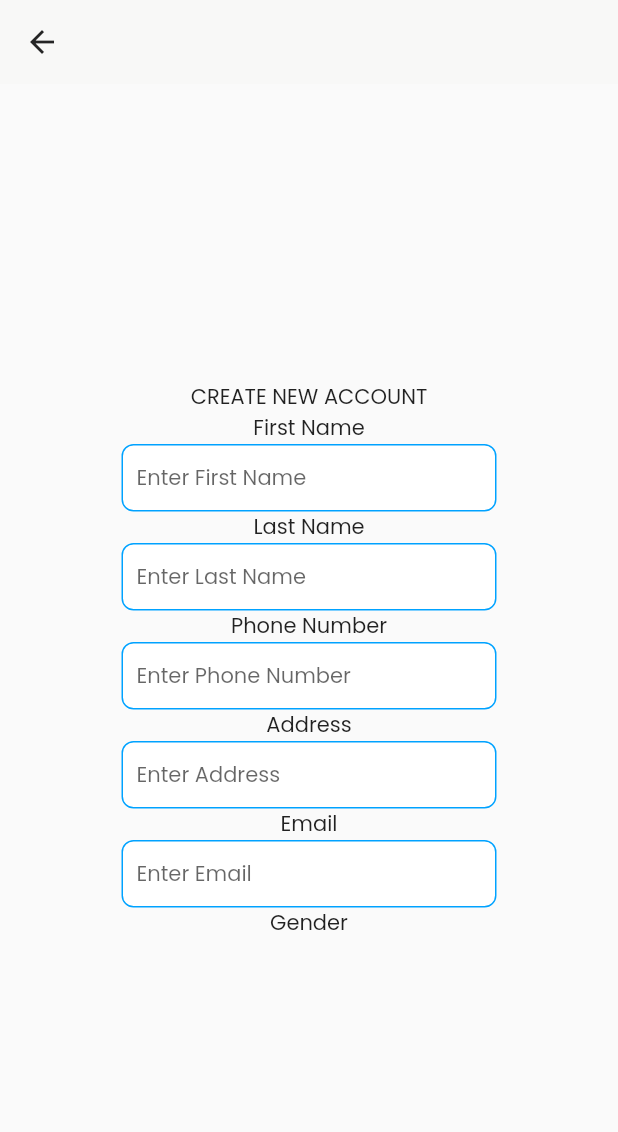
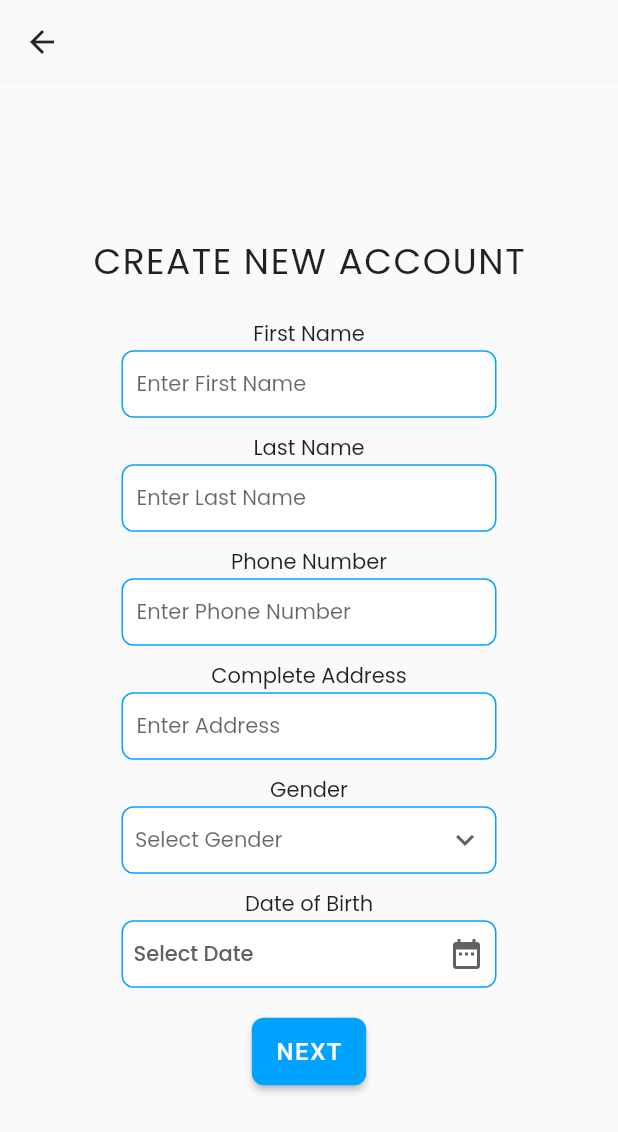
Before and after one commit to JonathanMoralde/manoy_app, a Flutter app: the screen it shows after launch, after a tap on "SIGN UP", on a phone screen of 412 x 824 dp. Shown: the top 1132 px of the screen. Run offline on Flutter 3.47's test engine with Material 2 defaults, Android fonts, the phone set to English and light mode, and no system bars; our stand-ins replace flutter_riverpod, google_fonts.

Commit message:
signup page

```diff
--- a/lib/pages/forgotPasswordForm.dart
+++ b/lib/pages/forgotPasswordForm.dart
@@ -19,6 +19,13 @@ class ForgotPassPage extends StatelessWidget {
           child: Column(
             mainAxisAlignment: MainAxisAlignment.center,
             children: [
+              Text(
+                "RESET PASSWORD",
+                style: TextStyle(letterSpacing: 1, fontSize: 24),
+              ),
+              const SizedBox(
+                height: 30,
+              ),
               StyledTextField(
                   controller: emailController,
                   hintText: "Enter a valid Email",
--- a/lib/pages/loginScreen.dart
+++ b/lib/pages/loginScreen.dart
@@ -33,7 +33,10 @@ class LoginScreen extends StatelessWidget {
               ),
               Text(
                 "Welcome to Manoy!".toUpperCase(),
-                style: TextStyle(fontSize: 24, fontWeight: FontWeight.w700),
+                style: TextStyle(
+                    fontSize: 24,
+                    fontWeight: FontWeight.w700,
+                    letterSpacing: 1),
               ),
               const SizedBox(
                 height: 20,
--- a/lib/pages/signup.dart
+++ b/lib/pages/signup.dart
@@ -1,18 +1,71 @@
 import 'package:flutter/material.dart';
+import 'package:manoy_app/provider/signup/isNext_provider.dart';
+import 'package:manoy_app/widgets/signup_details.dart';
+import 'package:manoy_app/widgets/signup_next.dart';
+import 'package:manoy_app/widgets/styledButton.dart';
+import 'package:manoy_app/widgets/styledDatapicker.dart';
+import 'package:manoy_app/widgets/styledDropdown.dart';
 import 'package:manoy_app/widgets/styledTextfield.dart';
 
-class SignupPage extends StatelessWidget {
+// PROVIDER
+import "package:flutter_riverpod/flutter_riverpod.dart";
+
+import '../provider/signup/signup_provider.dart';
+
+class SignupPage extends ConsumerWidget {
   SignupPage({super.key});
 
-  final firstNameController = TextEditingController();
-  final lastNameController = TextEditingController();
-  final phoneNumController = TextEditingController();
-  final addressController = TextEditingController();
-  final emailController = TextEditingController();
+//   @override
+//   State<SignupPage> createState() => _SignupPageState();
+// }
+
+// class _SignupPageState extends State<SignupPage> {
+
+  // final emailController = TextEditingController();
+
+  // final passwordController = TextEditingController();
+
+  // final phoneNumController = TextEditingController();
+
+  // final addressController = TextEditingController();
+
+  // String? gender;
+
+  // DateTime? selectedDate;
 
   @override
-  Widget build(BuildContext context) {
-    return Scaffold(
+  Widget build(BuildContext context, WidgetRef ref) {
+    // ref.read(isNextProvider.notifier).state = false;
+    final isNext = ref.watch(isNextProvider);
+
+    final firstNameValue =
+        ref.watch(firstNameControllerProvider('first_name')).text;
+    final lastNameValue =
+        ref.watch(lastNameControllerProvider('last_name')).text;
+    final phoneNumValue =
+        ref.watch(phoneNumControllerProvider('phoneNum')).text;
+    final addressValue = ref.watch(addressControllerProvider('address')).text;
+
+    final emailValue = ref.watch(emailControllerProvider('email')).text;
+    final passwordValue =
+        ref.watch(passwordControllerProvider('password')).text;
+    final gender = ref.watch(genderProvider);
+
+    final selectedDate = ref.watch(selectedDateProvider);
+
+    return WillPopScope(
+      onWillPop: () async {
+        ref.read(firstNameControllerProvider('first_name')).clear();
+        ref.read(lastNameControllerProvider('last_name')).clear();
+        ref.read(phoneNumControllerProvider('phoneNum')).clear();
+        ref.read(addressControllerProvider('address')).clear();
+        ref.read(genderProvider.notifier).state = null;
+        ref.read(selectedDateProvider.notifier).state = null;
+        ref.read(isNextProvider.notifier).state = false;
+
+        return true;
+      },
+      child: Scaffold(
         appBar: AppBar(),
         body: SafeArea(
           child: SizedBox(
@@ -21,34 +74,49 @@ class SignupPage extends StatelessWidget {
             child: Column(
               mainAxisAlignment: MainAxisAlignment.center,
               children: [
-              Text("CREATE NEW ACCOUNT"),
-              Text("First Name"),
-              StyledTextField(
-                  controller: firstNameController,
-                  hintText: "Enter First Name",
-                  obscureText: false),
-              Text("Last Name"),
-              StyledTextField(
-                  controller: lastNameController,
-                  hintText: "Enter Last Name",
-                  obscureText: false),
-              Text("Phone Number"),
-              StyledTextField(
-                  controller: phoneNumController,
-                  hintText: "Enter Phone Number",
-                  obscureText: false),
-              Text("Address"),
-              StyledTextField(
-                  controller: addressController,
-                  hintText: "Enter Address",
-                  obscureText: false),
-              Text("Email"),
-              StyledTextField(
-                  controller: emailController,
-                  hintText: "Enter Email",
-                  obscureText: false),
-              Text("Gender")
+                Text(
+                  "CREATE NEW ACCOUNT",
+                  style: TextStyle(fontSize: 24, letterSpacing: 1),
+                ),
+                const SizedBox(
+                  height: 20,
+                ),
+                AnimatedSwitcher(
+                  duration: const Duration(milliseconds: 300),
+                  child: isNext ? SignupNext() : SignupDetails(),
+                ),
+                const SizedBox(
+                  height: 20,
+                ),
+                Row(
+                  mainAxisAlignment: MainAxisAlignment.center,
+                  children: [
+                    isNext
+                        ? StyledButton(
+                            btnText: "BACK",
+                            onClick: () {
+                              ref.read(isNextProvider.notifier).state = false;
+                            })
+                        : SizedBox(),
+                    isNext
+                        ? SizedBox(
+                            width: 10,
+                          )
+                        : SizedBox(),
+                    StyledButton(
+                      btnText: isNext ? "SUBMIT" : "NEXT",
+                      onClick: () {
+                        if (isNext == false) {
+                          ref.read(isNextProvider.notifier).state = true;
+                        } else {
+                          //TODO SIGN UP SUBMIT HERE
+                        }
+                      },
+                    ),
                   ],
+                )
+              ],
+            ),
           ),
         ),
       ),
--- /dev/null
+++ b/lib/provider/signup/isNext_provider.dart
@@ -0,0 +1,3 @@
+import 'package:flutter_riverpod/flutter_riverpod.dart';
+
+final isNextProvider = StateProvider<bool>((ref) => false);
--- /dev/null
+++ b/lib/provider/signup/signup_provider.dart
@@ -0,0 +1,27 @@
+import "package:flutter_riverpod/flutter_riverpod.dart";
+import 'package:flutter/material.dart';
+
+final firstNameControllerProvider =
+    ProviderFamily<TextEditingController, String>(
+        (ref, _) => TextEditingController());
+
+final lastNameControllerProvider =
+    ProviderFamily<TextEditingController, String>(
+        (ref, _) => TextEditingController());
+
+final emailControllerProvider = ProviderFamily<TextEditingController, String>(
+    (ref, _) => TextEditingController());
+
+final passwordControllerProvider =
+    ProviderFamily<TextEditingController, String>(
+        (ref, _) => TextEditingController());
+
+final phoneNumControllerProvider =
+    ProviderFamily<TextEditingController, String>(
+        (ref, _) => TextEditingController());
+
+final addressControllerProvider = ProviderFamily<TextEditingController, String>(
+    (ref, _) => TextEditingController());
+
+final genderProvider = StateProvider<String?>((ref) => null);
+final selectedDateProvider = StateProvider<DateTime?>((ref) => null);
--- /dev/null
+++ b/lib/widgets/signup_details.dart
@@ -0,0 +1,81 @@
+import 'package:flutter/material.dart';
+import 'package:flutter_riverpod/flutter_riverpod.dart';
+import 'package:manoy_app/widgets/styledDatapicker.dart';
+import 'package:manoy_app/widgets/styledDropdown.dart';
+import 'package:manoy_app/widgets/styledTextfield.dart';
+
+import '../provider/signup/signup_provider.dart';
+
+class SignupDetails extends ConsumerWidget {
+  const SignupDetails({super.key});
+
+  @override
+  Widget build(BuildContext context, WidgetRef ref) {
+    final firstNameController =
+        ref.watch(firstNameControllerProvider('first_name'));
+    final lastNameController =
+        ref.watch(lastNameControllerProvider('last_name'));
+    final phoneNumController =
+        ref.watch(phoneNumControllerProvider('phoneNum'));
+    final addressController = ref.watch(addressControllerProvider('address'));
+
+    final gender = ref.watch(genderProvider);
+
+    void onDateSelected(DateTime? date) {
+      ref.read(selectedDateProvider.notifier).state = date;
+    }
+
+    return Column(
+      children: [
+        Text("First Name"),
+        StyledTextField(
+            controller: firstNameController,
+            hintText: "Enter First Name",
+            obscureText: false),
+        const SizedBox(
+          height: 10,
+        ),
+        Text("Last Name"),
+        StyledTextField(
+            controller: lastNameController,
+            hintText: "Enter Last Name",
+            obscureText: false),
+        const SizedBox(
+          height: 10,
+        ),
+        Text("Phone Number"),
+        StyledTextField(
+            controller: phoneNumController,
+            hintText: "Enter Phone Number",
+            obscureText: false),
+        const SizedBox(
+          height: 10,
+        ),
+        Text("Complete Address"),
+        StyledTextField(
+            controller: addressController,
+            hintText: "Enter Address",
+            obscureText: false),
+        const SizedBox(
+          height: 10,
+        ),
+        Text("Gender"),
+        StyledDropdown(
+            value: gender,
+            onChange: (String? newValue) {
+              ref.read(genderProvider.notifier).state = newValue;
+            },
+            hintText: "Select Gender",
+            items: ["Male", "Female"]),
+        const SizedBox(
+          height: 10,
+        ),
+        Text('Date of Birth'),
+        SizedBox(
+          width: 250,
+          child: StyledDatepicker(onDateSelected: onDateSelected),
+        ),
+      ],
+    );
+  }
+}
--- /dev/null
+++ b/lib/widgets/signup_next.dart
@@ -0,0 +1,33 @@
+import 'package:flutter/material.dart';
+import 'package:flutter_riverpod/flutter_riverpod.dart';
+import 'package:manoy_app/widgets/styledTextfield.dart';
+
+import '../provider/signup/signup_provider.dart';
+
+class SignupNext extends ConsumerWidget {
+  const SignupNext({super.key});
+
+  @override
+  Widget build(BuildContext context, WidgetRef ref) {
+    final emailController = ref.watch(emailControllerProvider('email'));
+    final passwordController =
+        ref.watch(passwordControllerProvider('password'));
+    return Column(
+      children: [
+        Text("Email Address"),
+        StyledTextField(
+            controller: emailController,
+            hintText: "Enter Email",
+            obscureText: false),
+        const SizedBox(
+          height: 10,
+        ),
+        Text("Password"),
+        StyledTextField(
+            controller: passwordController,
+            hintText: "Enter Password",
+            obscureText: true),
+      ],
+    );
+  }
+}
--- a/lib/widgets/styledButton.dart
+++ b/lib/widgets/styledButton.dart
@@ -69,7 +69,8 @@ class StyledButton extends StatelessWidget {
             shape:
                 RoundedRectangleBorder(borderRadius: BorderRadius.circular(8)),
             backgroundColor: btnColor ?? const Color(0xFF00A2FF),
-            foregroundColor: const Color.fromARGB(255, 37, 37, 37),
+            // foregroundColor: const Color.fromARGB(255, 37, 37, 37),
+            foregroundColor: Colors.white,
             textStyle: const TextStyle(
                 letterSpacing: 1, fontWeight: FontWeight.w500, fontSize: 16),
           ),
--- /dev/null
+++ b/lib/widgets/styledDatapicker.dart
@@ -0,0 +1,95 @@
+import 'package:flutter/material.dart';
+
+/* create this in the parent widget and pass it as parameter
+DateTime? selectedDate;
+
+  void onDateSelected(DateTime? date) {
+    setState(() {
+      isReset = false;
+      selectedDate = date;
+    });
+  }
+
+?implementation with riverpod is different
+  */
+
+class StyledDatepicker extends StatefulWidget {
+  final void Function(DateTime? date)
+      onDateSelected; //to send selectedDate to parent widget
+  final bool isReset;
+
+  const StyledDatepicker(
+      {super.key, required this.onDateSelected, this.isReset = false});
+
+  @override
+  State<StyledDatepicker> createState() => _StyledDatepickerState();
+}
+
+class _StyledDatepickerState extends State<StyledDatepicker> {
+  DateTime initalDate = DateTime.now();
+  DateTime? selectedDate;
+
+  @override
+  Widget build(BuildContext context) {
+    if (widget.isReset) {
+      selectedDate = null;
+    }
+    return SizedBox(
+      height: 45,
+      child: ElevatedButton(
+        style: ButtonStyle(
+          padding: const MaterialStatePropertyAll(
+            EdgeInsets.all(8),
+          ),
+          backgroundColor: MaterialStatePropertyAll(Colors.white),
+          iconColor: MaterialStatePropertyAll(
+            Colors.grey.shade700,
+          ),
+          foregroundColor: MaterialStatePropertyAll(Colors.grey.shade700),
+          elevation:
+              const MaterialStatePropertyAll(0), //this removes box shadow
+          shape: MaterialStateProperty.all<RoundedRectangleBorder>(
+            RoundedRectangleBorder(
+              borderRadius: BorderRadius.circular(8.0),
+              side: BorderSide(color: Color(0xFF00A2FF)),
+            ),
+          ),
+        ),
+        onPressed: () async {
+          final DateTime? dateTime = await showDatePicker(
+              context: context,
+              initialDate: initalDate,
+              firstDate: DateTime(2000),
+              lastDate: DateTime(3000));
+
+          if (dateTime != null) {
+            setState(
+              () {
+                selectedDate = dateTime;
+              },
+            );
+            widget.onDateSelected(dateTime);
+          }
+        },
+        child: Row(
+          mainAxisAlignment: MainAxisAlignment.spaceBetween,
+          children: [
+            Expanded(
+              child: Text(
+                selectedDate != null
+                    ? "${selectedDate?.year}-${selectedDate?.month}-${selectedDate?.day}"
+                    : 'Select Date',
+                overflow: TextOverflow.ellipsis,
+              ),
+            ), // <-- Text
+            const Icon(
+              // <-- Icon
+              Icons.date_range,
+              size: 24.0,
+            ),
+          ],
+        ),
+      ),
+    );
+  }
+}
--- /dev/null
+++ b/lib/widgets/styledDropdown.dart
@@ -0,0 +1,59 @@
+import 'package:flutter/material.dart';
+
+class StyledDropdown extends StatelessWidget {
+  final String? value;
+  final void Function(String?) onChange;
+  final String hintText;
+  final List<String> items;
+  final double? width;
+  final dynamic dropdownColor;
+
+  const StyledDropdown({
+    Key? key,
+    required this.value,
+    required this.onChange,
+    required this.hintText,
+    required this.items,
+    this.width,
+    this.dropdownColor,
+  }) : super(key: key);
+
+  @override
+  Widget build(BuildContext context) {
+    // Ensure unique values for items
+    final uniqueItems = items.toSet().toList();
+
+    return Container(
+      height: 45,
+      width: width ?? 250,
+      padding: EdgeInsets.only(left: 8, right: 8),
+      decoration: BoxDecoration(
+        color: dropdownColor ?? Colors.white,
+        borderRadius: const BorderRadius.all(
+          Radius.circular(8),
+        ),
+        border: Border.all(color: Color(0xFF00A2FF)),
+      ),
+      child: DropdownButton(
+        icon: const Icon(Icons.keyboard_arrow_down),
+        underline: Container(),
+        hint: Text(
+          hintText,
+          style: const TextStyle(fontSize: 14),
+        ),
+        value: value,
+        isExpanded: true,
+        items: uniqueItems.map((item) {
+          return DropdownMenuItem(
+            value: item,
+            child: Text(
+              item,
+              style: TextStyle(fontSize: 14),
+            ),
+          );
+        }).toList(),
+        onChanged: onChange,
+      ),
+    );
+  }
+}
```
Lines whose indentation alone changed are shown as unchanged.
